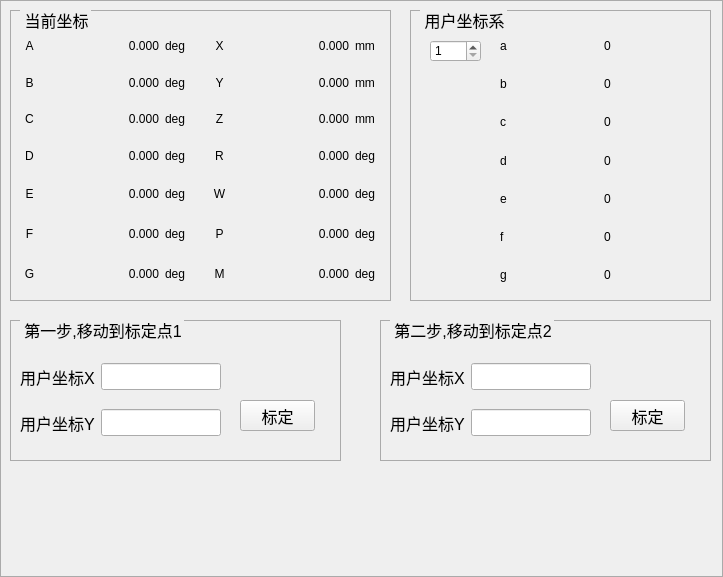
Qt form zoweerobot/UI/cusercoorsetui.ui (yisea123/Robot_Delta_GitHubPro) before a commit.
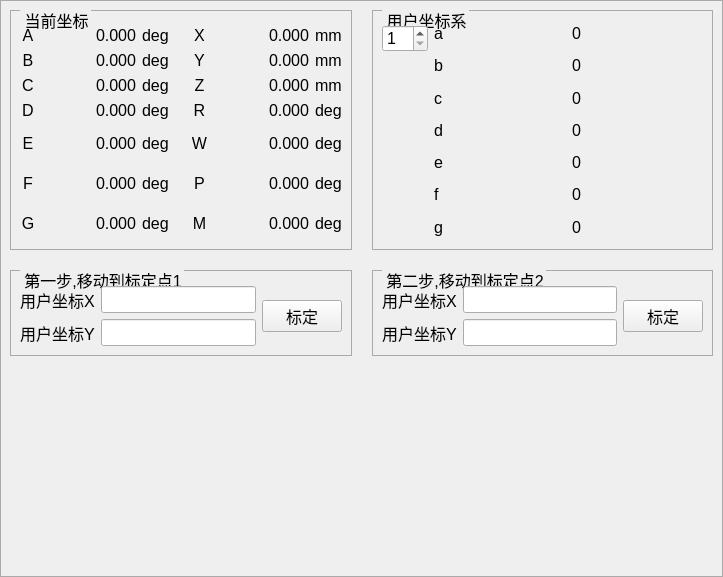
The same form after that commit.

The edit to the form file:
```diff
--- a/zoweerobot/UI/cusercoorsetui.ui
+++ b/zoweerobot/UI/cusercoorsetui.ui
@@ -13,15 +13,21 @@
   <property name="windowTitle">
    <string>Form</string>
   </property>
+  <layout class="QGridLayout" name="gridLayout_3">
+   <property name="leftMargin">
+    <number>0</number>
+   </property>
+   <property name="topMargin">
+    <number>0</number>
+   </property>
+   <property name="rightMargin">
+    <number>0</number>
+   </property>
+   <property name="bottomMargin">
+    <number>0</number>
+   </property>
+   <item row="0" column="0">
   <widget class="QGroupBox" name="groupBox">
-   <property name="geometry">
-    <rect>
-     <x>0</x>
-     <y>0</y>
-     <width>723</width>
-     <height>577</height>
-    </rect>
-   </property>
    <property name="styleSheet">
     <string notr="true">QGroupBox {
             border-color: rgb(170, 170, 170);
@@ -38,30 +44,244 @@
             padding: 0  0px;
         }</string>
    </property>
+     <layout class="QGridLayout" name="gridLayout_2">
+      <property name="spacing">
+       <number>20</number>
+      </property>
+      <item row="0" column="1">
+       <widget class="QGroupBox" name="groupBox_5">
+        <property name="title">
+         <string>用户坐标系</string>
+        </property>
+        <layout class="QHBoxLayout" name="horizontalLayout_4" stretch="0,1">
+         <item>
+          <layout class="QVBoxLayout" name="verticalLayout">
+           <property name="topMargin">
+            <number>5</number>
+           </property>
+           <item>
+            <widget class="QSpinBox" name="userindex">
+             <property name="font">
+              <font>
+               <pointsize>12</pointsize>
+              </font>
+             </property>
+             <property name="minimum">
+              <number>1</number>
+             </property>
+             <property name="maximum">
+              <number>20</number>
+             </property>
+            </widget>
+           </item>
+           <item>
+            <spacer name="verticalSpacer_2">
+             <property name="orientation">
+              <enum>Qt::Vertical</enum>
+             </property>
+             <property name="sizeHint" stdset="0">
+              <size>
+               <width>20</width>
+               <height>40</height>
+              </size>
+             </property>
+            </spacer>
+           </item>
+          </layout>
+         </item>
+         <item>
+          <layout class="QGridLayout" name="gridLayout_4">
+           <item row="0" column="0">
+            <widget class="QLabel" name="label_36">
+             <property name="font">
+              <font>
+               <pointsize>12</pointsize>
+              </font>
+             </property>
+             <property name="text">
+              <string>a</string>
+             </property>
+            </widget>
+           </item>
+           <item row="3" column="1">
+            <widget class="QLabel" name="user_d">
+             <property name="font">
+              <font>
+               <pointsize>12</pointsize>
+              </font>
+             </property>
+             <property name="text">
+              <string>0</string>
+             </property>
+            </widget>
+           </item>
+           <item row="1" column="1">
+            <widget class="QLabel" name="user_b">
+             <property name="font">
+              <font>
+               <pointsize>12</pointsize>
+              </font>
+             </property>
+             <property name="text">
+              <string>0</string>
+             </property>
+            </widget>
+           </item>
+           <item row="2" column="1">
+            <widget class="QLabel" name="user_c">
+             <property name="font">
+              <font>
+               <pointsize>12</pointsize>
+              </font>
+             </property>
+             <property name="text">
+              <string>0</string>
+             </property>
+            </widget>
+           </item>
+           <item row="3" column="0">
+            <widget class="QLabel" name="label_6">
+             <property name="font">
+              <font>
+               <pointsize>12</pointsize>
+              </font>
+             </property>
+             <property name="text">
+              <string>d</string>
+             </property>
+            </widget>
+           </item>
+           <item row="0" column="1">
+            <widget class="QLabel" name="user_a">
+             <property name="font">
+              <font>
+               <pointsize>12</pointsize>
+              </font>
+             </property>
+             <property name="text">
+              <string>0</string>
+             </property>
+            </widget>
+           </item>
+           <item row="1" column="0">
+            <widget class="QLabel" name="label_38">
+             <property name="font">
+              <font>
+               <pointsize>12</pointsize>
+              </font>
+             </property>
+             <property name="text">
+              <string>b</string>
+             </property>
+            </widget>
+           </item>
+           <item row="2" column="0">
+            <widget class="QLabel" name="label_2">
+             <property name="font">
+              <font>
+               <pointsize>12</pointsize>
+              </font>
+             </property>
+             <property name="text">
+              <string>c</string>
+             </property>
+            </widget>
+           </item>
+           <item row="5" column="0">
+            <widget class="QLabel" name="label_11">
+             <property name="font">
+              <font>
+               <pointsize>12</pointsize>
+              </font>
+             </property>
+             <property name="text">
+              <string>f</string>
+             </property>
+            </widget>
+           </item>
+           <item row="4" column="0">
+            <widget class="QLabel" name="label_4">
+             <property name="font">
+              <font>
+               <pointsize>12</pointsize>
+              </font>
+             </property>
+             <property name="text">
+              <string>e</string>
+             </property>
+            </widget>
+           </item>
+           <item row="6" column="0">
+            <widget class="QLabel" name="label_26">
+             <property name="font">
+              <font>
+               <pointsize>12</pointsize>
+              </font>
+             </property>
+             <property name="text">
+              <string>g</string>
+             </property>
+            </widget>
+           </item>
+           <item row="4" column="1">
+            <widget class="QLabel" name="user_e">
+             <property name="font">
+              <font>
+               <pointsize>12</pointsize>
+              </font>
+             </property>
+             <property name="text">
+              <string>0</string>
+             </property>
+            </widget>
+           </item>
+           <item row="5" column="1">
+            <widget class="QLabel" name="user_f">
+             <property name="font">
+              <font>
+               <pointsize>12</pointsize>
+              </font>
+             </property>
+             <property name="text">
+              <string>0</string>
+             </property>
+            </widget>
+           </item>
+           <item row="6" column="1">
+            <widget class="QLabel" name="user_g">
+             <property name="font">
+              <font>
+               <pointsize>12</pointsize>
+              </font>
+             </property>
+             <property name="text">
+              <string>0</string>
+             </property>
+            </widget>
+           </item>
+          </layout>
+         </item>
+        </layout>
+       </widget>
+      </item>
+      <item row="0" column="0">
    <widget class="QGroupBox" name="groupBox_2">
-    <property name="geometry">
-     <rect>
-      <x>10</x>
-      <y>10</y>
-      <width>381</width>
-      <height>291</height>
-     </rect>
-    </property>
     <property name="title">
      <string>当前坐标</string>
     </property>
-    <widget class="QWidget" name="gridLayoutWidget">
-     <property name="geometry">
-      <rect>
-       <x>10</x>
-       <y>20</y>
-       <width>356</width>
-       <height>261</height>
-      </rect>
-     </property>
+        <layout class="QHBoxLayout" name="horizontalLayout_3">
+         <property name="topMargin">
+          <number>15</number>
+         </property>
+         <item>
      <layout class="QGridLayout" name="gridLayout" rowstretch="1,1,1,1,0,0,0" columnstretch="1,6,1,1,1,6,1">
       <item row="2" column="2">
        <widget class="QLabel" name="label_19">
+             <property name="font">
+              <font>
+               <pointsize>12</pointsize>
+              </font>
+             </property>
         <property name="text">
          <string>deg</string>
         </property>
@@ -69,6 +289,11 @@
       </item>
       <item row="1" column="0">
        <widget class="QLabel" name="label_5">
+             <property name="font">
+              <font>
+               <pointsize>12</pointsize>
+              </font>
+             </property>
         <property name="text">
          <string>B</string>
         </property>
@@ -79,6 +304,11 @@
       </item>
       <item row="2" column="0">
        <widget class="QLabel" name="label_15">
+             <property name="font">
+              <font>
+               <pointsize>12</pointsize>
+              </font>
+             </property>
         <property name="text">
          <string>C</string>
         </property>
@@ -89,6 +319,11 @@
       </item>
       <item row="1" column="6">
        <widget class="QLabel" name="label_22">
+             <property name="font">
+              <font>
+               <pointsize>12</pointsize>
+              </font>
+             </property>
         <property name="text">
          <string>mm</string>
         </property>
@@ -96,6 +331,11 @@
       </item>
       <item row="1" column="1">
        <widget class="QLabel" name="B">
+             <property name="font">
+              <font>
+               <pointsize>12</pointsize>
+              </font>
+             </property>
         <property name="text">
          <string>0.000</string>
         </property>
@@ -106,6 +346,11 @@
       </item>
       <item row="0" column="6">
        <widget class="QLabel" name="label_21">
+             <property name="font">
+              <font>
+               <pointsize>12</pointsize>
+              </font>
+             </property>
         <property name="text">
          <string>mm</string>
         </property>
@@ -113,6 +358,11 @@
       </item>
       <item row="0" column="0">
        <widget class="QLabel" name="label_3">
+             <property name="font">
+              <font>
+               <pointsize>12</pointsize>
+              </font>
+             </property>
         <property name="text">
          <string>A</string>
         </property>
@@ -123,6 +373,11 @@
       </item>
       <item row="2" column="4">
        <widget class="QLabel" name="label_25">
+             <property name="font">
+              <font>
+               <pointsize>12</pointsize>
+              </font>
+             </property>
         <property name="text">
          <string>Z</string>
         </property>
@@ -133,6 +388,11 @@
       </item>
       <item row="0" column="1">
        <widget class="QLabel" name="A">
+             <property name="font">
+              <font>
+               <pointsize>12</pointsize>
+              </font>
+             </property>
         <property name="text">
          <string>0.000</string>
         </property>
@@ -143,6 +403,11 @@
       </item>
       <item row="1" column="5">
        <widget class="QLabel" name="y">
+             <property name="font">
+              <font>
+               <pointsize>12</pointsize>
+              </font>
+             </property>
         <property name="text">
          <string>0.000</string>
         </property>
@@ -153,6 +418,11 @@
       </item>
       <item row="3" column="6">
        <widget class="QLabel" name="label_23">
+             <property name="font">
+              <font>
+               <pointsize>12</pointsize>
+              </font>
+             </property>
         <property name="text">
          <string>deg</string>
         </property>
@@ -160,6 +430,11 @@
       </item>
       <item row="2" column="5">
        <widget class="QLabel" name="z">
+             <property name="font">
+              <font>
+               <pointsize>12</pointsize>
+              </font>
+             </property>
         <property name="text">
          <string>0.000</string>
         </property>
@@ -170,6 +445,11 @@
       </item>
       <item row="3" column="2">
        <widget class="QLabel" name="label_20">
+             <property name="font">
+              <font>
+               <pointsize>12</pointsize>
+              </font>
+             </property>
         <property name="text">
          <string>deg</string>
         </property>
@@ -177,6 +457,11 @@
       </item>
       <item row="3" column="5">
        <widget class="QLabel" name="r">
+             <property name="font">
+              <font>
+               <pointsize>12</pointsize>
+              </font>
+             </property>
         <property name="text">
          <string>0.000</string>
         </property>
@@ -187,6 +472,11 @@
       </item>
       <item row="3" column="4">
        <widget class="QLabel" name="label_8">
+             <property name="font">
+              <font>
+               <pointsize>12</pointsize>
+              </font>
+             </property>
         <property name="text">
          <string>R</string>
         </property>
@@ -197,6 +487,11 @@
       </item>
       <item row="3" column="0">
        <widget class="QLabel" name="label_17">
+             <property name="font">
+              <font>
+               <pointsize>12</pointsize>
+              </font>
+             </property>
         <property name="text">
          <string>D</string>
         </property>
@@ -207,6 +502,11 @@
       </item>
       <item row="2" column="6">
        <widget class="QLabel" name="label_24">
+             <property name="font">
+              <font>
+               <pointsize>12</pointsize>
+              </font>
+             </property>
         <property name="text">
          <string>mm</string>
         </property>
@@ -214,6 +514,11 @@
       </item>
       <item row="2" column="1">
        <widget class="QLabel" name="C">
+             <property name="font">
+              <font>
+               <pointsize>12</pointsize>
+              </font>
+             </property>
         <property name="text">
          <string>0.000</string>
         </property>
@@ -224,6 +529,11 @@
       </item>
       <item row="4" column="2">
        <widget class="QLabel" name="label_9">
+             <property name="font">
+              <font>
+               <pointsize>12</pointsize>
+              </font>
+             </property>
         <property name="text">
          <string>deg</string>
         </property>
@@ -231,6 +541,11 @@
       </item>
       <item row="4" column="5">
        <widget class="QLabel" name="w">
+             <property name="font">
+              <font>
+               <pointsize>12</pointsize>
+              </font>
+             </property>
         <property name="text">
          <string>0.000</string>
         </property>
@@ -241,6 +556,11 @@
       </item>
       <item row="4" column="6">
        <widget class="QLabel" name="label_12">
+             <property name="font">
+              <font>
+               <pointsize>12</pointsize>
+              </font>
+             </property>
         <property name="text">
          <string>deg</string>
         </property>
@@ -254,6 +574,11 @@
           <height>34</height>
          </size>
         </property>
+             <property name="font">
+              <font>
+               <pointsize>12</pointsize>
+              </font>
+             </property>
         <property name="text">
          <string>0.000</string>
         </property>
@@ -264,6 +589,11 @@
       </item>
       <item row="5" column="0">
        <widget class="QLabel" name="label_13">
+             <property name="font">
+              <font>
+               <pointsize>12</pointsize>
+              </font>
+             </property>
         <property name="text">
          <string>F</string>
         </property>
@@ -274,6 +604,11 @@
       </item>
       <item row="4" column="0">
        <widget class="QLabel" name="label">
+             <property name="font">
+              <font>
+               <pointsize>12</pointsize>
+              </font>
+             </property>
         <property name="text">
          <string>E</string>
         </property>
@@ -284,6 +619,11 @@
       </item>
       <item row="0" column="5">
        <widget class="QLabel" name="x">
+             <property name="font">
+              <font>
+               <pointsize>12</pointsize>
+              </font>
+             </property>
         <property name="text">
          <string>0.000</string>
         </property>
@@ -294,6 +634,11 @@
       </item>
       <item row="3" column="1">
        <widget class="QLabel" name="D">
+             <property name="font">
+              <font>
+               <pointsize>12</pointsize>
+              </font>
+             </property>
         <property name="text">
          <string>0.000</string>
         </property>
@@ -304,6 +649,11 @@
       </item>
       <item row="0" column="2">
        <widget class="QLabel" name="label_14">
+             <property name="font">
+              <font>
+               <pointsize>12</pointsize>
+              </font>
+             </property>
         <property name="text">
          <string>deg</string>
         </property>
@@ -311,6 +661,11 @@
       </item>
       <item row="0" column="4">
        <widget class="QLabel" name="label_7">
+             <property name="font">
+              <font>
+               <pointsize>12</pointsize>
+              </font>
+             </property>
         <property name="text">
          <string>X</string>
         </property>
@@ -321,6 +676,11 @@
       </item>
       <item row="1" column="2">
        <widget class="QLabel" name="label_16">
+             <property name="font">
+              <font>
+               <pointsize>12</pointsize>
+              </font>
+             </property>
         <property name="text">
          <string>deg</string>
         </property>
@@ -328,6 +688,11 @@
       </item>
       <item row="1" column="4">
        <widget class="QLabel" name="label_18">
+             <property name="font">
+              <font>
+               <pointsize>12</pointsize>
+              </font>
+             </property>
         <property name="text">
          <string>Y</string>
         </property>
@@ -338,6 +703,11 @@
       </item>
       <item row="4" column="4">
        <widget class="QLabel" name="label_10">
+             <property name="font">
+              <font>
+               <pointsize>12</pointsize>
+              </font>
+             </property>
         <property name="text">
          <string>W</string>
         </property>
@@ -348,6 +718,11 @@
       </item>
       <item row="6" column="0">
        <widget class="QLabel" name="G">
+             <property name="font">
+              <font>
+               <pointsize>12</pointsize>
+              </font>
+             </property>
         <property name="text">
          <string>G</string>
         </property>
@@ -364,6 +739,11 @@
           <height>34</height>
          </size>
         </property>
+             <property name="font">
+              <font>
+               <pointsize>12</pointsize>
+              </font>
+             </property>
         <property name="text">
          <string>0.000</string>
         </property>
@@ -380,6 +760,11 @@
           <height>34</height>
          </size>
         </property>
+             <property name="font">
+              <font>
+               <pointsize>12</pointsize>
+              </font>
+             </property>
         <property name="text">
          <string>0.000</string>
         </property>
@@ -390,6 +775,11 @@
       </item>
       <item row="5" column="2">
        <widget class="QLabel" name="label_29">
+             <property name="font">
+              <font>
+               <pointsize>12</pointsize>
+              </font>
+             </property>
         <property name="text">
          <string>deg</string>
         </property>
@@ -397,6 +787,11 @@
       </item>
       <item row="6" column="2">
        <widget class="QLabel" name="label_30">
+             <property name="font">
+              <font>
+               <pointsize>12</pointsize>
+              </font>
+             </property>
         <property name="text">
          <string>deg</string>
         </property>
@@ -404,6 +799,11 @@
       </item>
       <item row="5" column="4">
        <widget class="QLabel" name="label_31">
+             <property name="font">
+              <font>
+               <pointsize>12</pointsize>
+              </font>
+             </property>
         <property name="text">
          <string>P</string>
         </property>
@@ -414,6 +814,11 @@
       </item>
       <item row="6" column="4">
        <widget class="QLabel" name="label_32">
+             <property name="font">
+              <font>
+               <pointsize>12</pointsize>
+              </font>
+             </property>
         <property name="text">
          <string>M</string>
         </property>
@@ -424,6 +829,11 @@
       </item>
       <item row="5" column="5">
        <widget class="QLabel" name="p">
+             <property name="font">
+              <font>
+               <pointsize>12</pointsize>
+              </font>
+             </property>
         <property name="text">
          <string>0.000</string>
         </property>
@@ -434,6 +844,11 @@
       </item>
       <item row="6" column="5">
        <widget class="QLabel" name="m">
+             <property name="font">
+              <font>
+               <pointsize>12</pointsize>
+              </font>
+             </property>
         <property name="text">
          <string>0.000</string>
         </property>
@@ -444,6 +859,11 @@
       </item>
       <item row="5" column="6">
        <widget class="QLabel" name="label_35">
+             <property name="font">
+              <font>
+               <pointsize>12</pointsize>
+              </font>
+             </property>
         <property name="text">
          <string>deg</string>
         </property>
@@ -451,120 +871,31 @@
       </item>
       <item row="6" column="6">
        <widget class="QLabel" name="label_42">
+             <property name="font">
+              <font>
+               <pointsize>12</pointsize>
+              </font>
+             </property>
         <property name="text">
          <string>deg</string>
         </property>
        </widget>
       </item>
      </layout>
-    </widget>
-   </widget>
-   <widget class="QGroupBox" name="groupBox_3">
-    <property name="geometry">
-     <rect>
-      <x>10</x>
-      <y>320</y>
-      <width>331</width>
-      <height>141</height>
-     </rect>
-    </property>
-    <property name="title">
-     <string>第一步,移动到标定点1</string>
-    </property>
-    <widget class="QWidget" name="gridLayoutWidget_5">
-     <property name="geometry">
-      <rect>
-       <x>10</x>
-       <y>30</y>
-       <width>201</width>
-       <height>101</height>
-      </rect>
-     </property>
-     <layout class="QGridLayout" name="gridLayout_5">
-      <item row="1" column="0">
-       <widget class="QLabel" name="label_39">
-        <property name="font">
-         <font>
-          <pointsize>12</pointsize>
-         </font>
-        </property>
-        <property name="text">
-         <string>用户坐标Y</string>
-        </property>
-       </widget>
-      </item>
-      <item row="0" column="1">
-       <widget class="QLineEdit" name="userx1">
-        <property name="font">
-         <font>
-          <pointsize>12</pointsize>
-         </font>
-        </property>
+         </item>
+        </layout>
        </widget>
       </item>
       <item row="1" column="1">
-       <widget class="QLineEdit" name="usery1">
-        <property name="font">
-         <font>
-          <pointsize>12</pointsize>
-         </font>
-        </property>
-       </widget>
-      </item>
-      <item row="0" column="0">
-       <widget class="QLabel" name="label_37">
-        <property name="font">
-         <font>
-          <pointsize>12</pointsize>
-         </font>
-        </property>
-        <property name="text">
-         <string>用户坐标X</string>
-        </property>
-       </widget>
-      </item>
-     </layout>
-    </widget>
-    <widget class="QPushButton" name="biaoding1">
-     <property name="geometry">
-      <rect>
-       <x>230</x>
-       <y>80</y>
-       <width>75</width>
-       <height>31</height>
-      </rect>
-     </property>
-     <property name="font">
-      <font>
-       <pointsize>12</pointsize>
-      </font>
-     </property>
-     <property name="text">
-      <string>标定</string>
-     </property>
-    </widget>
-   </widget>
    <widget class="QGroupBox" name="groupBox_4">
-    <property name="geometry">
-     <rect>
-      <x>380</x>
-      <y>320</y>
-      <width>331</width>
-      <height>141</height>
-     </rect>
-    </property>
     <property name="title">
      <string>第二步,移动到标定点2</string>
     </property>
-    <widget class="QWidget" name="gridLayoutWidget_6">
-     <property name="geometry">
-      <rect>
-       <x>10</x>
-       <y>30</y>
-       <width>201</width>
-       <height>101</height>
-      </rect>
-     </property>
+        <layout class="QHBoxLayout" name="horizontalLayout_2">
+         <property name="topMargin">
+          <number>15</number>
+         </property>
+         <item>
      <layout class="QGridLayout" name="gridLayout_6">
       <item row="1" column="0">
        <widget class="QLabel" name="label_41">
@@ -609,16 +940,9 @@
        </widget>
       </item>
      </layout>
-    </widget>
+         </item>
+         <item>
     <widget class="QPushButton" name="biaoding2">
-     <property name="geometry">
-      <rect>
-       <x>230</x>
-       <y>80</y>
-       <width>75</width>
-       <height>31</height>
-      </rect>
-     </property>
      <property name="font">
       <font>
        <pointsize>12</pointsize>
@@ -628,147 +952,97 @@
       <string>标定</string>
      </property>
     </widget>
-   </widget>
-   <widget class="QGroupBox" name="groupBox_5">
-    <property name="geometry">
-     <rect>
-      <x>410</x>
-      <y>10</y>
-      <width>301</width>
-      <height>291</height>
-     </rect>
-    </property>
+         </item>
+        </layout>
+       </widget>
+      </item>
+      <item row="1" column="0">
+       <widget class="QGroupBox" name="groupBox_3">
     <property name="title">
-     <string>用户坐标系</string>
-    </property>
-    <widget class="QWidget" name="gridLayoutWidget_4">
-     <property name="geometry">
-      <rect>
-       <x>90</x>
-       <y>20</y>
-       <width>201</width>
-       <height>261</height>
-      </rect>
-     </property>
-     <layout class="QGridLayout" name="gridLayout_4">
-      <item row="0" column="0">
-       <widget class="QLabel" name="label_36">
-        <property name="text">
-         <string>a</string>
-        </property>
-       </widget>
-      </item>
-      <item row="3" column="1">
-       <widget class="QLabel" name="user_d">
+         <string>第一步,移动到标定点1</string>
+        </property>
+        <layout class="QHBoxLayout" name="horizontalLayout">
+         <property name="topMargin">
+          <number>15</number>
+         </property>
+         <item>
+          <layout class="QGridLayout" name="gridLayout_5">
+           <item row="1" column="0">
+            <widget class="QLabel" name="label_39">
+             <property name="font">
+              <font>
+               <pointsize>12</pointsize>
+              </font>
+             </property>
         <property name="text">
-         <string>0</string>
-        </property>
-       </widget>
-      </item>
-      <item row="1" column="1">
-       <widget class="QLabel" name="user_b">
-        <property name="text">
-         <string>0</string>
-        </property>
-       </widget>
-      </item>
-      <item row="2" column="1">
-       <widget class="QLabel" name="user_c">
-        <property name="text">
-         <string>0</string>
-        </property>
-       </widget>
-      </item>
-      <item row="3" column="0">
-       <widget class="QLabel" name="label_6">
-        <property name="text">
-         <string>d</string>
+              <string>用户坐标Y</string>
         </property>
        </widget>
       </item>
       <item row="0" column="1">
-       <widget class="QLabel" name="user_a">
+            <widget class="QLineEdit" name="userx1">
+             <property name="font">
+              <font>
+               <pointsize>12</pointsize>
+              </font>
+             </property>
+            </widget>
+           </item>
+           <item row="1" column="1">
+            <widget class="QLineEdit" name="usery1">
+             <property name="font">
+              <font>
+               <pointsize>12</pointsize>
+              </font>
+             </property>
+            </widget>
+           </item>
+           <item row="0" column="0">
+            <widget class="QLabel" name="label_37">
+             <property name="font">
+              <font>
+               <pointsize>12</pointsize>
+              </font>
+             </property>
         <property name="text">
-         <string>0</string>
+              <string>用户坐标X</string>
         </property>
        </widget>
       </item>
-      <item row="1" column="0">
-       <widget class="QLabel" name="label_38">
+          </layout>
+         </item>
+         <item>
+          <widget class="QPushButton" name="biaoding1">
+           <property name="font">
+            <font>
+             <pointsize>12</pointsize>
+            </font>
+           </property>
         <property name="text">
-         <string>b</string>
-        </property>
+            <string>标定</string>
+           </property>
+          </widget>
+         </item>
+        </layout>
        </widget>
       </item>
       <item row="2" column="0">
-       <widget class="QLabel" name="label_2">
-        <property name="text">
-         <string>c</string>
+       <spacer name="verticalSpacer">
+        <property name="orientation">
+         <enum>Qt::Vertical</enum>
         </property>
-       </widget>
-      </item>
-      <item row="5" column="0">
-       <widget class="QLabel" name="label_11">
-        <property name="text">
-         <string>f</string>
+        <property name="sizeHint" stdset="0">
+         <size>
+          <width>20</width>
+          <height>40</height>
+         </size>
         </property>
-       </widget>
+       </spacer>
       </item>
-      <item row="4" column="0">
-       <widget class="QLabel" name="label_4">
-        <property name="text">
-         <string>e</string>
-        </property>
-       </widget>
-      </item>
-      <item row="6" column="0">
-       <widget class="QLabel" name="label_26">
-        <property name="text">
-         <string>g</string>
-        </property>
-       </widget>
-      </item>
-      <item row="4" column="1">
-       <widget class="QLabel" name="user_e">
-        <property name="text">
-         <string>0</string>
-        </property>
-       </widget>
-      </item>
-      <item row="5" column="1">
-       <widget class="QLabel" name="user_f">
-        <property name="text">
-         <string>0</string>
-        </property>
-       </widget>
-      </item>
-      <item row="6" column="1">
-       <widget class="QLabel" name="user_g">
-        <property name="text">
-         <string>0</string>
-        </property>
-       </widget>
-      </item>
-     </layout>
-    </widget>
-    <widget class="QSpinBox" name="userindex">
-     <property name="geometry">
-      <rect>
-       <x>20</x>
-       <y>30</y>
-       <width>51</width>
-       <height>22</height>
-      </rect>
-     </property>
-     <property name="minimum">
-      <number>1</number>
-     </property>
-     <property name="maximum">
-      <number>20</number>
-     </property>
-    </widget>
-   </widget>
-  </widget>
+     </layout>
+    </widget>
+   </item>
+  </layout>
  </widget>
  <resources/>
  <connections/>
```
Lines whose indentation alone changed are shown as unchanged.
